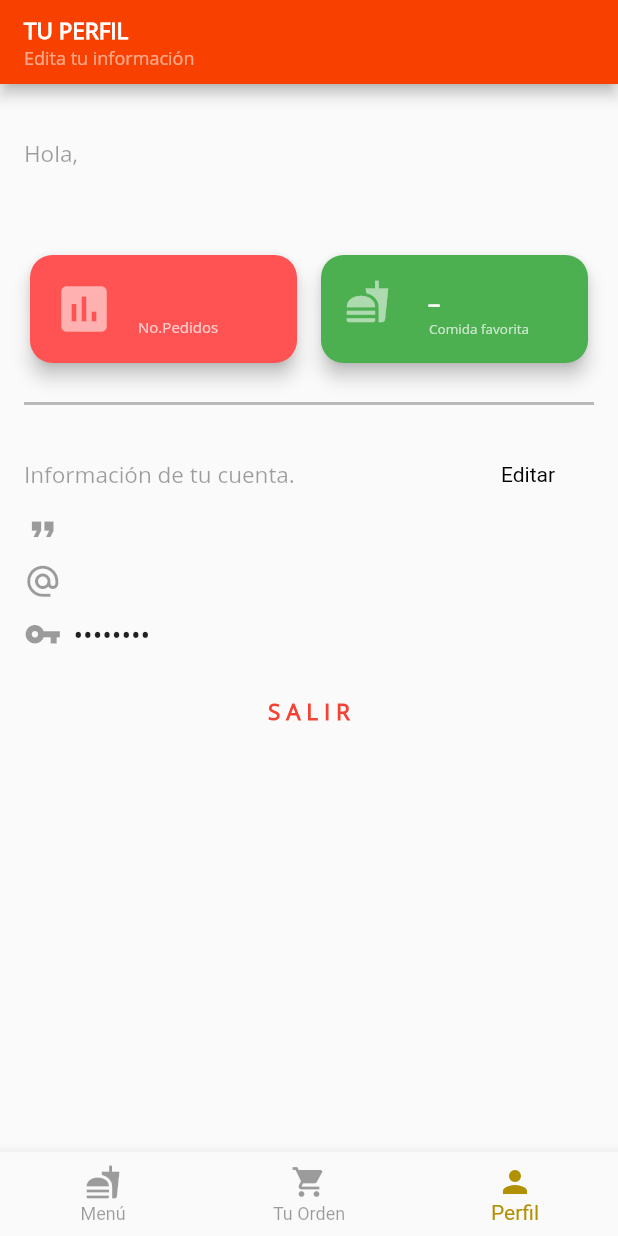
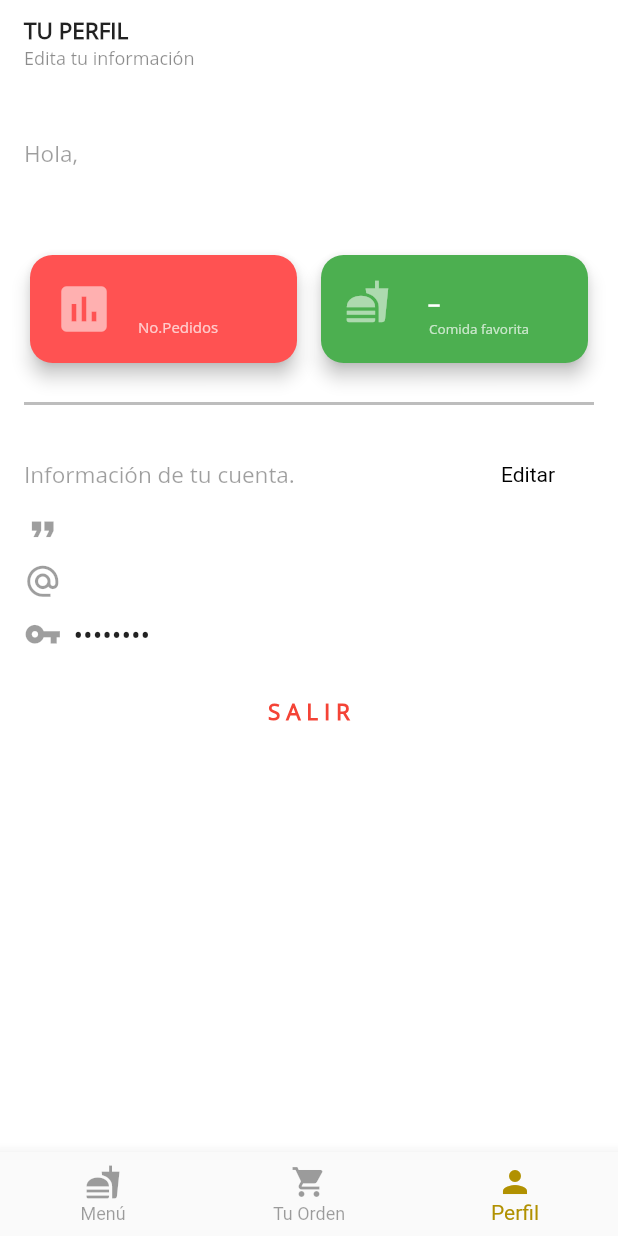
Before and after one commit to RaulHdzDev/kfood, a Flutter app: the KfoodNavigationBar screen opened directly, item 3 of the bottom bar chosen, on a phone screen of 412 x 824 dp. Run offline on Flutter 3.47's test engine with Material 2 defaults, Android fonts, the phone set to English and light mode, and no system bars; our stand-ins replace fancy_bottom_navigation, firebase_auth, fluttertoast, progress_dialog, simple_animations; accounts and stored records are empty; network calls fail; Roboto replaces fonts that are missing (OpenSans); project files that could hold a hidden picture were left out.

```diff
--- a/lib/presentacion/menuPage/menu_principal.dart
+++ b/lib/presentacion/menuPage/menu_principal.dart
@@ -34,14 +34,26 @@ class _KfoodNavigationBarState extends State<KfoodNavigationBar> {
     switch (page) {
       case 0:
         pageindex = 0;
+        pr.show();
+        Future.delayed(Duration(seconds: 2)).then((value) {
+          pr.hide();
+        });
         return ItemFood();
         break;
       case 1:
         pageindex = 1;
+        pr.show();
+        Future.delayed(Duration(seconds: 2)).then((value) {
+          pr.hide();
+        });
         return OrderPage();
         break;
       case 2:
         pageindex = 2;
+        pr.show();
+        Future.delayed(Duration(seconds: 2)).then((value) {
+          pr.hide();
+        });
         return ProfilePage();
         break;
       default:
@@ -59,18 +71,22 @@ class _KfoodNavigationBarState extends State<KfoodNavigationBar> {
   Widget build(BuildContext context) {
     pr = new ProgressDialog(context);
     pr.style(
-        message: 'Por favor espere...',
+        message: 'Por favor espere. :D',
         borderRadius: 10.0,
-        backgroundColor: Colors.black54,
-        progressWidget: CircularProgressIndicator(),
+        backgroundColor: Colors.white,
+        progressWidget: CircularProgressIndicator(
+          valueColor: new AlwaysStoppedAnimation<Color>(Colors.redAccent),
+        ),
         elevation: 10.0,
         insetAnimCurve: Curves.easeInOut,
         progress: 0.0,
         maxProgress: 100.0,
         progressTextStyle: TextStyle(
-            color: Colors.black, fontSize: 13.0, fontWeight: FontWeight.w400),
+          color: Colors.black,
+          fontSize: 13.0, /*fontWeight: FontWeight.w400*/
+        ),
         messageTextStyle: TextStyle(
-            color: Colors.white, fontSize: 15.0, fontWeight: FontWeight.w600));
+            color: Colors.black, fontSize: 15.0));
     return new Scaffold(
         bottomNavigationBar: BottomNavigationBar(
           key: _bottomNavigationKey,
--- a/lib/presentacion/menuPage/profilePage/profilePage.dart
+++ b/lib/presentacion/menuPage/profilePage/profilePage.dart
@@ -55,22 +55,27 @@ class _Perfil extends State<ProfilePage> {
     pr.style(
           message: 'Por favor espere...',
           borderRadius: 10.0,
-          backgroundColor: Colors.black54,
-          progressWidget: CircularProgressIndicator(),
+          backgroundColor: Colors.white,
+          progressWidget: CircularProgressIndicator(
+            valueColor: new AlwaysStoppedAnimation<Color>(Colors.redAccent),
+          ),
           elevation: 10.0,
           insetAnimCurve: Curves.easeInOut,
           progress: 0.0,
           maxProgress: 100.0,
           progressTextStyle: TextStyle(
-            color: Colors.black, fontSize: 13.0, fontWeight: FontWeight.w400),
+            color: Colors.black, fontSize: 13.0, /*fontWeight: FontWeight.w400*/),
           messageTextStyle: TextStyle(
-            color: Colors.white, fontSize: 15.0, fontWeight: FontWeight.w600)
+            color: Colors.black, fontSize: 15.0, fontWeight: FontWeight.w600)
     );
     return MaterialApp(
       debugShowCheckedModeBanner: false,
       home: Scaffold(
+        backgroundColor: Colors.white,
         appBar: AppBar(
-            backgroundColor: Color.fromRGBO(248, 64, 0, 1),
+            //backgroundColor: Color.fromRGBO(248, 64, 0, 1),
+            backgroundColor: Colors.white,
+            elevation: 0.0,
             title: Column(
               mainAxisAlignment: MainAxisAlignment.start,
               children: <Widget>[
@@ -82,7 +87,7 @@ class _Perfil extends State<ProfilePage> {
                       fontSize: 15,
                       fontFamily: 'SFUIDisplay',
                       fontWeight: FontWeight.bold,
-                      color: Colors.white,
+                      color: Colors.black87,
                     ),
                   ),
                 ),
@@ -93,7 +98,7 @@ class _Perfil extends State<ProfilePage> {
                     style: TextStyle(
                       fontSize: 12,
                       fontFamily: 'SFUIDisplay',
-                      color: Colors.white54,
+                      color: Colors.black45,
                     ),
                   ),
                 ),
```
Also changed, not shown: lib/presentacion/loginPage/loginPage.dart (+10 -0 lines), lib/presentacion/loginPage/recuperar_contrasena.dart (+15 -1 lines), lib/presentacion/loginPage/registrar.dart (+79 -105 lines), lib/presentacion/menuPage/foodPage/comida/foodPage.dart (+4 -5 lines).
